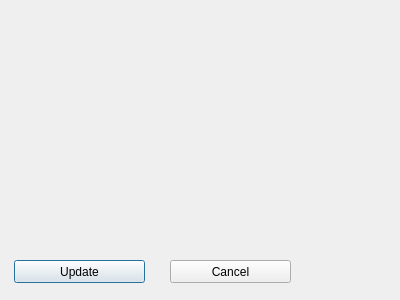
Before: the Qt Designer form vika3/dialogues/uppfaerafolkgluggi.ui in editomars/VLN1_h22, drawn with Qt 5.
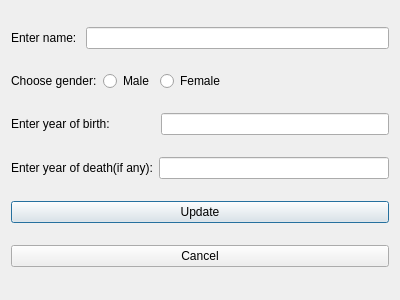
After: the same form once the commit is applied.

```diff
--- a/vika3/dialogues/uppfaerafolkgluggi.ui
+++ b/vika3/dialogues/uppfaerafolkgluggi.ui
@@ -13,32 +13,118 @@
   <property name="windowTitle">
    <string>Update a scientist</string>
   </property>
-  <widget class="QPushButton" name="UppfaeraFolkTakki">
-   <property name="geometry">
-    <rect>
-     <x>14</x>
-     <y>260</y>
-     <width>131</width>
-     <height>23</height>
-    </rect>
-   </property>
-   <property name="text">
-    <string>Update</string>
-   </property>
-  </widget>
-  <widget class="QPushButton" name="UppfHaettaTakki">
-   <property name="geometry">
-    <rect>
-     <x>170</x>
-     <y>260</y>
-     <width>121</width>
-     <height>23</height>
-    </rect>
-   </property>
-   <property name="text">
-    <string>Cancel</string>
-   </property>
-  </widget>
+  <layout class="QVBoxLayout" name="verticalLayout">
+   <item>
+    <layout class="QHBoxLayout" name="horizontalLayout">
+     <item>
+      <widget class="QLabel" name="label_name">
+       <property name="text">
+        <string>Enter name: </string>
+       </property>
+      </widget>
+     </item>
+     <item>
+      <widget class="QLineEdit" name="input_name"/>
+     </item>
+    </layout>
+   </item>
+   <item>
+    <layout class="QHBoxLayout" name="horizontalLayout_2">
+     <item>
+      <widget class="QLabel" name="label_gender">
+       <property name="text">
+        <string>Choose gender:</string>
+       </property>
+      </widget>
+     </item>
+     <item>
+      <widget class="QRadioButton" name="radio_male">
+       <property name="text">
+        <string>Male</string>
+       </property>
+      </widget>
+     </item>
+     <item>
+      <widget class="QRadioButton" name="radio_female">
+       <property name="text">
+        <string>Female</string>
+       </property>
+      </widget>
+     </item>
+     <item>
+      <spacer name="horizontalSpacer">
+       <property name="orientation">
+        <enum>Qt::Horizontal</enum>
+       </property>
+       <property name="sizeHint" stdset="0">
+        <size>
+         <width>40</width>
+         <height>20</height>
+        </size>
+       </property>
+      </spacer>
+     </item>
+    </layout>
+   </item>
+   <item>
+    <layout class="QHBoxLayout" name="horizontalLayout_3">
+     <item>
+      <widget class="QLabel" name="label_birth">
+       <property name="text">
+        <string>Enter year of birth: </string>
+       </property>
+      </widget>
+     </item>
+     <item>
+      <spacer name="horizontalSpacer_2">
+       <property name="orientation">
+        <enum>Qt::Horizontal</enum>
+       </property>
+       <property name="sizeType">
+        <enum>QSizePolicy::Fixed</enum>
+       </property>
+       <property name="sizeHint" stdset="0">
+        <size>
+         <width>42</width>
+         <height>20</height>
+        </size>
+       </property>
+      </spacer>
+     </item>
+     <item>
+      <widget class="QLineEdit" name="input_birth"/>
+     </item>
+    </layout>
+   </item>
+   <item>
+    <layout class="QHBoxLayout" name="horizontalLayout_4">
+     <item>
+      <widget class="QLabel" name="label_death">
+       <property name="text">
+        <string>Enter year of death(if any):</string>
+       </property>
+      </widget>
+     </item>
+     <item>
+      <widget class="QLineEdit" name="input_death"/>
+     </item>
+    </layout>
+   </item>
+   <item>
+    <widget class="QPushButton" name="UppfaeraFolkTakki">
+     <property name="text">
+      <string>Update</string>
+     </property>
+    </widget>
+   </item>
+   <item>
+    <widget class="QPushButton" name="UppfHaettaTakki">
+     <property name="text">
+      <string>Cancel</string>
+     </property>
+    </widget>
+   </item>
+  </layout>
  </widget>
  <resources/>
  <connections/>
```
